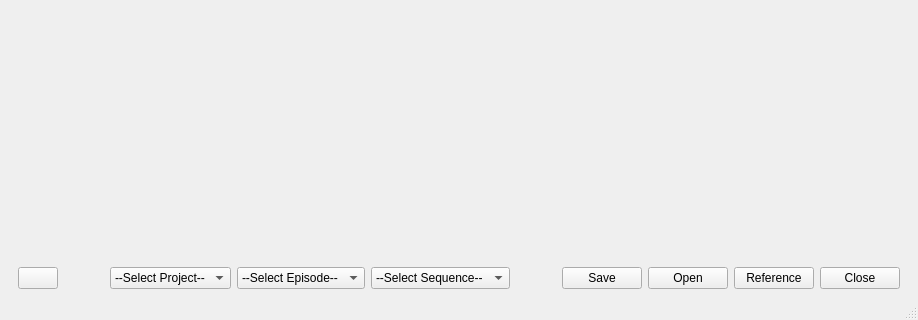
Above: ui/explorer.ui from iceanimations/customui before the change; both pictures show x 0 to 918 and y 198 to 518 of the 918 by 518 pixel window. Below: the same form after it.
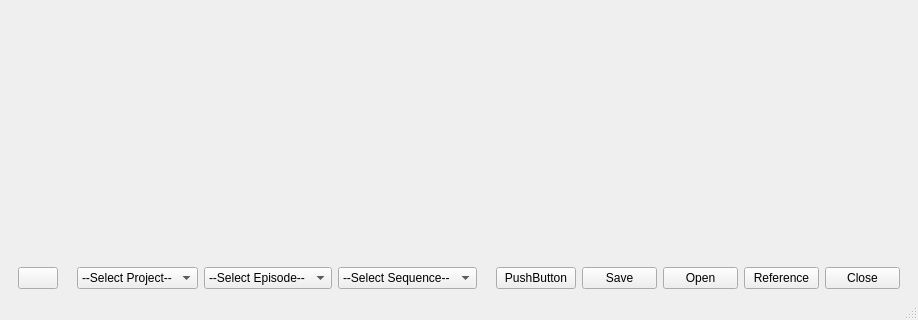
That is the form after the change.

Commit message: paintEvent removed from Item class and testButton added to explorer.ui

Patch:
```diff
--- a/ui/explorer.ui
+++ b/ui/explorer.ui
@@ -108,6 +108,13 @@
         </property>
        </spacer>
       </item>
+      <item>
+       <widget class="QPushButton" name="testButton">
+        <property name="text">
+         <string>PushButton</string>
+        </property>
+       </widget>
+      </item>
       <item>
        <widget class="QPushButton" name="saveButton">
         <property name="sizePolicy">
```
The commit also changes 1 other file.
